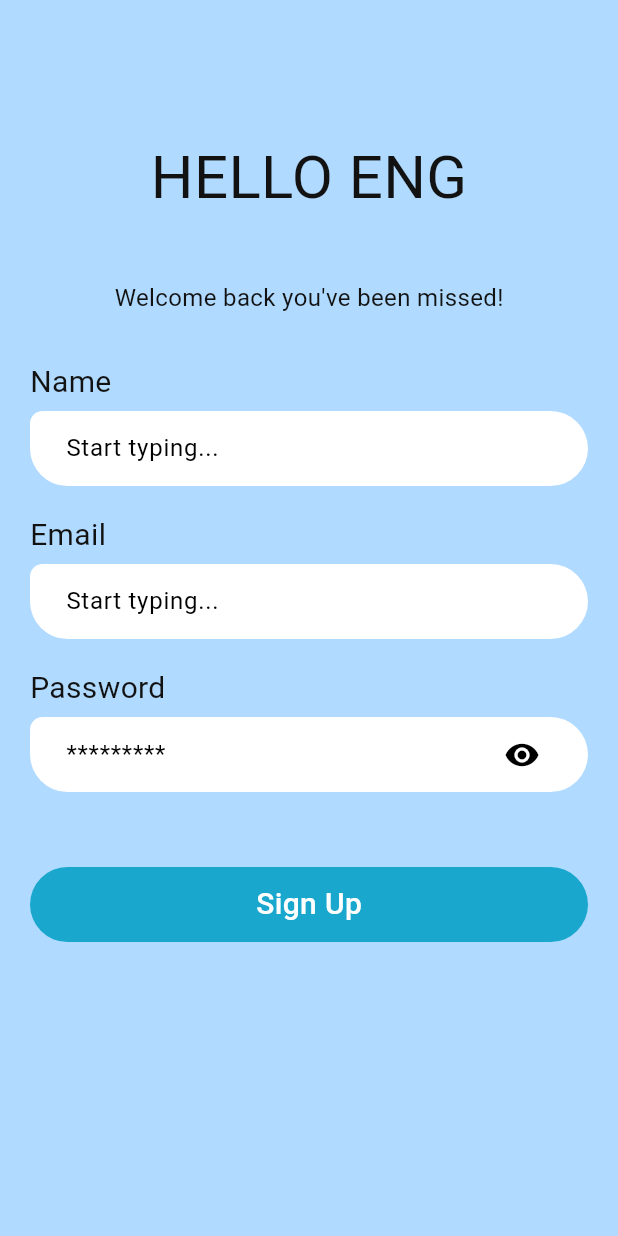
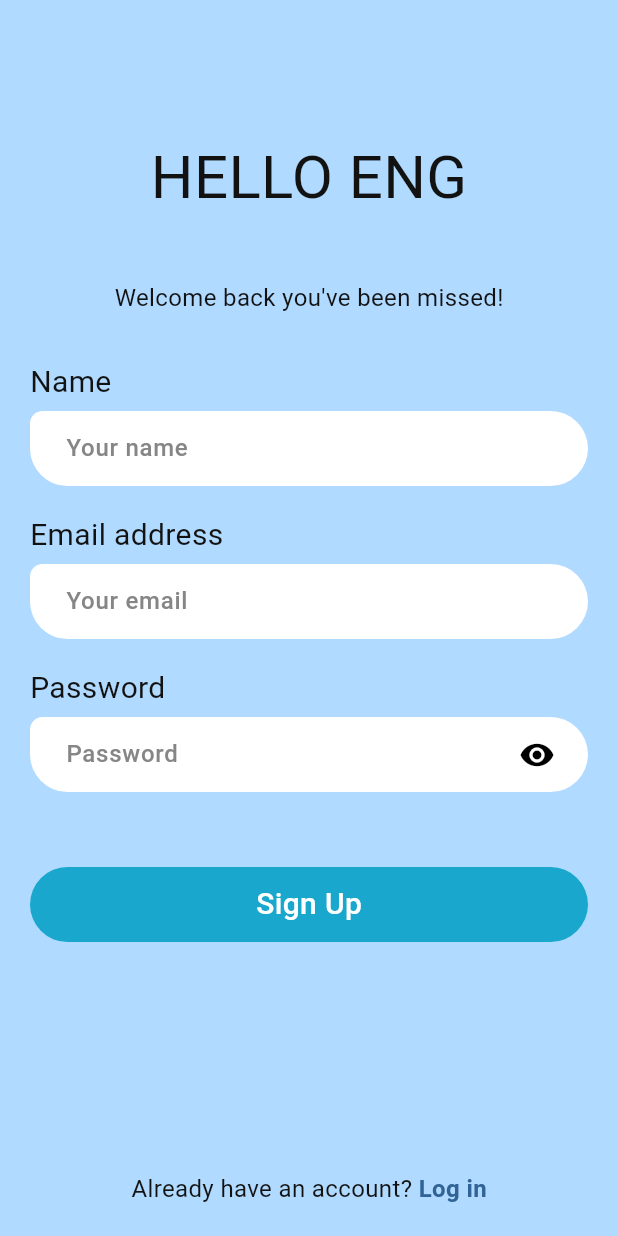
Before and after one commit to DatskoDavid/study_english_app, a Flutter app: the screen it shows after launch, after a tap on "Sign Up", on a phone screen of 412 x 824 dp. Run offline on Flutter 3.47's test engine with Material 3 defaults, Android fonts, the light colour scheme and no system bars; our stand-ins replace cloud_firestore, equatable, firebase_auth, firebase_core, google_nav_bar, percent_indicator; accounts and stored records are empty; network calls fail.

Commit message:
refactor auth flow

```diff
--- /dev/null
+++ b/lib/data/auth_service.dart
@@ -0,0 +1,84 @@
+import 'package:firebase_auth/firebase_auth.dart';
+
+class AuthService {
+  static final user = FirebaseAuth.instance.currentUser;
+
+  get userName {
+    final user = FirebaseAuth.instance.currentUser;
+    return user!.displayName ?? user.email;
+  }
+
+  Future<String?> login({
+    required String email,
+    required String password,
+  }) async {
+    try {
+      await FirebaseAuth.instance.signInWithEmailAndPassword(
+        email: email,
+        password: password,
+      );
+      return 'Success';
+    } on FirebaseAuthException catch (e) {
+      if (e.code == 'user-not-found') {
+        return 'No user found for that email.';
+      } else if (e.code == 'wrong-password') {
+        return 'Wrong password provided for that user.';
+      } else {
+        return e.message;
+      }
+    } catch (e) {
+      return e.toString();
+    }
+  }
+
+  Future<String?> registration({
+    required String name,
+    required String email,
+    required String password,
+  }) async {
+    try {
+      await FirebaseAuth.instance.createUserWithEmailAndPassword(
+        email: email,
+        password: password,
+      );
+      setUserName(name);
+      return 'Success';
+    } on FirebaseAuthException catch (e) {
+      if (e.code == 'weak-password') {
+        return 'The password provided is too weak.';
+      } else if (e.code == 'email-already-in-use') {
+        return 'The account already exists for that email.';
+      } else {
+        return e.message;
+      }
+    } catch (e) {
+      return e.toString();
+    }
+  }
+
+  void setUserName(String name) async {
+    final user = FirebaseAuth.instance.currentUser;
+    await user?.updateDisplayName(name);
+  }
+
+  Future<String?> signOut() async {
+    try {
+      await FirebaseAuth.instance.signOut();
+      return 'Success';
+    } on FirebaseAuthException catch (e) {
+      return e.message;
+    } catch (e) {
+      return e.toString();
+    }
+  }
+
+  String? errorMessage(FirebaseAuthException e) {
+    if (e.code == 'user-not-found') {
+      return 'No user found for that email.';
+    } else if (e.code == 'wrong-password') {
+      return 'Wrong password provided for that user.';
+    }
+
+    return null;
+  }
+}
--- a/lib/presentation/screens/auth/login_screen.dart
+++ b/lib/presentation/screens/auth/login_screen.dart
@@ -1,7 +1,8 @@
 import 'package:flutter/material.dart';
 import 'package:real_diploma/constants/text_styles.dart';
-import 'package:real_diploma/data/auth_controller.dart';
+import 'package:real_diploma/data/auth_service.dart';
 import 'package:real_diploma/presentation/screens/auth/registration_screen.dart';
+import 'package:real_diploma/presentation/screens/skeleton_screen.dart';
 import 'package:real_diploma/presentation/widgets/auth/password_textfield.dart';
 
 import '../../widgets/auth/sign_in_button.dart';
@@ -17,8 +18,8 @@ class LoginScreen extends StatelessWidget {
   Widget build(BuildContext context) {
     return SafeArea(
       child: Scaffold(
-        body: SingleChildScrollView(
-          child: Padding(
+        resizeToAvoidBottomInset: false,
+        body: Padding(
           padding: const EdgeInsets.only(
             top: 90,
             right: 20,
@@ -39,25 +40,41 @@ class LoginScreen extends StatelessWidget {
               ),
               const SizedBox(height: 30),
               SimpleTextField(
-                  label: 'Email',
-                  hintText: 'Start typing...',
+                label: 'Email address',
+                hintText: 'Your email',
                 controller: emailController,
               ),
               const SizedBox(height: 20),
               PasswordTextField(
                 label: 'Password',
-                  hintText: '*********',
+                hintText: 'Password',
                 controller: passwordController,
               ),
               const SizedBox(height: 70),
               SignInButton(
                 caption: 'Sign In',
-                  onTap: () => AuthController().signIn(
-                    emailController.text,
-                    passwordController.text,
+                onTap: () async {
+                  final message = await AuthService().login(
+                    email: emailController.text,
+                    password: passwordController.text,
+                  );
+                  if (message!.contains('Success')) {
+                    Navigator.of(context).pushReplacement(
+                      MaterialPageRoute(
+                        builder: (context) => const SkeletonScreen(),
                       ),
+                    );
+                  }
+                  if (message != 'Success') {
+                    ScaffoldMessenger.of(context).showSnackBar(
+                      SnackBar(
+                        content: Text(message),
                       ),
-                const SizedBox(height: 20),
+                    );
+                  }
+                },
+              ),
+              const Spacer(),
               Row(
                 mainAxisAlignment: MainAxisAlignment.center,
                 children: [
@@ -77,9 +94,8 @@ class LoginScreen extends StatelessWidget {
                   )
                 ],
               ),
-                const SizedBox(height: 50),
+              const SizedBox(height: 20),
             ],
-            ),
           ),
         ),
       ),
--- a/lib/presentation/screens/auth/registration_screen.dart
+++ b/lib/presentation/screens/auth/registration_screen.dart
@@ -1,5 +1,6 @@
 import 'package:flutter/material.dart';
-import 'package:real_diploma/data/auth_controller.dart';
+import 'package:real_diploma/data/auth_service.dart';
+import 'package:real_diploma/presentation/screens/skeleton_screen.dart';
 
 import '../../../constants/text_styles.dart';
 import '../../widgets/auth/password_textfield.dart';
@@ -19,8 +20,8 @@ class RegistrationScreen extends StatelessWidget {
   Widget build(BuildContext context) {
     return SafeArea(
       child: Scaffold(
-        body: SingleChildScrollView(
-          child: Padding(
+        resizeToAvoidBottomInset: false,
+        body: Padding(
           padding: const EdgeInsets.only(
             top: 90,
             right: 20,
@@ -42,36 +43,65 @@ class RegistrationScreen extends StatelessWidget {
               const SizedBox(height: 30),
               SimpleTextField(
                 label: 'Name',
-                  hintText: 'Start typing...',
+                hintText: 'Your name',
                 controller: nameController,
               ),
               const SizedBox(height: 18),
               SimpleTextField(
-                  label: 'Email',
-                  hintText: 'Start typing...',
+                label: 'Email address',
+                hintText: 'Your email',
                 controller: emailController,
               ),
               const SizedBox(height: 18),
               PasswordTextField(
                 label: 'Password',
-                  hintText: '*********',
+                hintText: 'Password',
                 controller: passwordController,
               ),
               const SizedBox(height: 50),
               SignInButton(
                 caption: 'Sign Up',
-                  onTap: () => AuthController().signUp(
-                    nameController.text,
-                    emailController.text,
-                    passwordController.text,
+                onTap: () async {
+                  final message = await AuthService().registration(
+                    name: nameController.text,
+                    email: emailController.text,
+                    password: passwordController.text,
+                  );
+                  if (message!.contains('Success')) {
+                    Navigator.of(context).pushReplacement(MaterialPageRoute(
+                        builder: (context) => const SkeletonScreen()));
+                  }
+                  if (message != 'Success') {
+                    ScaffoldMessenger.of(context).showSnackBar(
+                      SnackBar(
+                        content: Text(message),
                       ),
+                    );
+                  }
+                },
+              ),
+              const Spacer(),
+              Row(
+                mainAxisAlignment: MainAxisAlignment.center,
+                children: [
+                  const Text(
+                    'Already have an account? ',
+                    style: AppTextStyles.mediumText,
+                  ),
+                  GestureDetector(
+                    onTap: () => Navigator.pop(context),
+                    child: const Text(
+                      'Log in',
+                      style: AppTextStyles.signInLink,
+                    ),
+                  )
+                ],
               ),
               const SizedBox(height: 20),
             ],
           ),
         ),
       ),
-      ),
     );
   }
 }
--- a/lib/presentation/screens/vocabulary_screen.dart
+++ b/lib/presentation/screens/vocabulary_screen.dart
@@ -1,7 +1,7 @@
 import 'package:cloud_firestore/cloud_firestore.dart';
 
 import 'package:flutter/material.dart';
-import 'package:real_diploma/data/auth_controller.dart';
+import 'package:real_diploma/data/auth_service.dart';
 import 'package:real_diploma/presentation/widgets/vocabulary/delete_word_dialog.dart';
 
 import '../../constants/colors.dart';
@@ -43,7 +43,7 @@ class VocabularyScreen extends StatelessWidget {
           stream: _wordsCollection
               .where(
                 "authorId",
-                isEqualTo: AuthController.user!.uid,
+                isEqualTo: AuthService.user!.uid,
               )
               .orderBy('addedAt', descending: true)
               .snapshots(),
--- a/lib/presentation/widgets/auth/password_textfield.dart
+++ b/lib/presentation/widgets/auth/password_textfield.dart
@@ -55,7 +55,10 @@ class _PasswordTextFieldState extends State<PasswordTextField> {
         const SizedBox(height: 5),
         Container(
           height: 50,
-          padding: const EdgeInsets.symmetric(horizontal: 20),
+          padding: const EdgeInsets.only(
+            left: 20,
+            right: 10,
+          ),
           decoration: const BoxDecoration(
             color: AppColors.white,
             // borderRadius: BorderRadius.circular(AppBorderRadius.large),
@@ -78,7 +81,7 @@ class _PasswordTextFieldState extends State<PasswordTextField> {
                       border: _transperentBorder(),
                       focusedBorder: _transperentBorder(),
                       hintText: widget.hintText,
-
+                      hintStyle: AppTextStyles.hintText,
                       /* IconButton(
                         onPressed: _showPass,
                         icon: const Icon(Icons.remove_red_eye,),
--- a/lib/presentation/widgets/auth/simple_textfield.dart
+++ b/lib/presentation/widgets/auth/simple_textfield.dart
@@ -59,6 +59,7 @@ class SimpleTextField extends StatelessWidget {
                 border: _transperentBorder(),
                 focusedBorder: _transperentBorder(),
                 hintText: hintText,
+                hintStyle: AppTextStyles.hintText,
               ),
             ),
           ),
```
Also changed, not shown: lib/data/auth_controller.dart (deleted, +0 -57 lines), lib/presentation/screens/profile_screen.dart (+13 -3 lines). Lines whose indentation alone changed are shown as unchanged.
